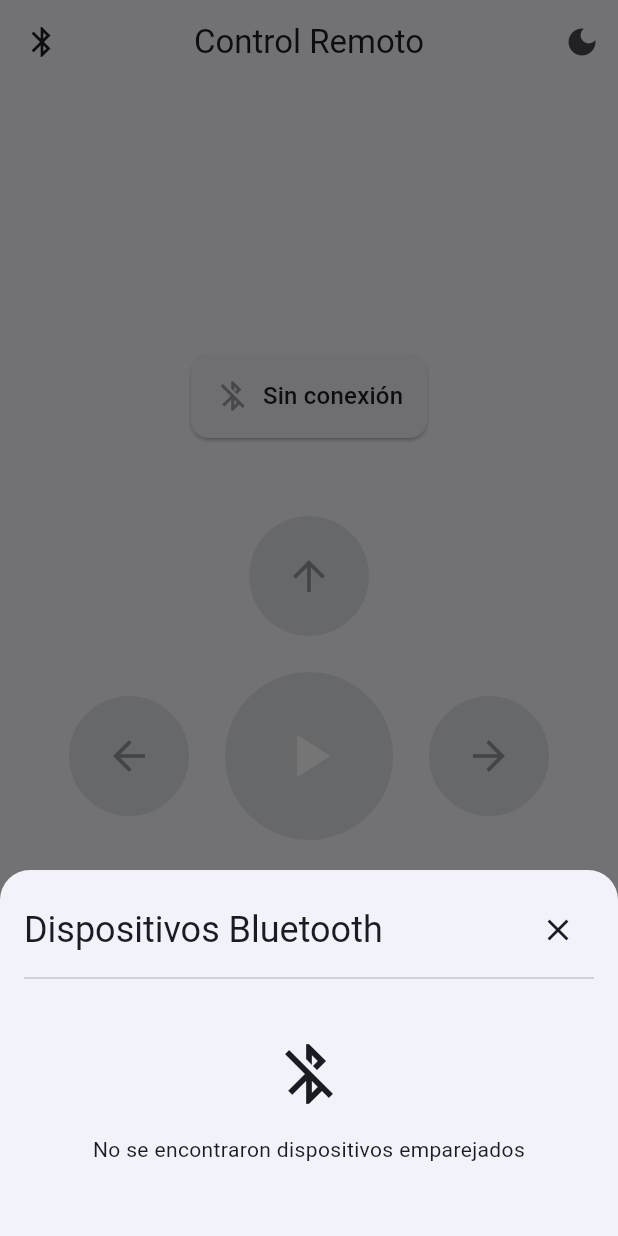
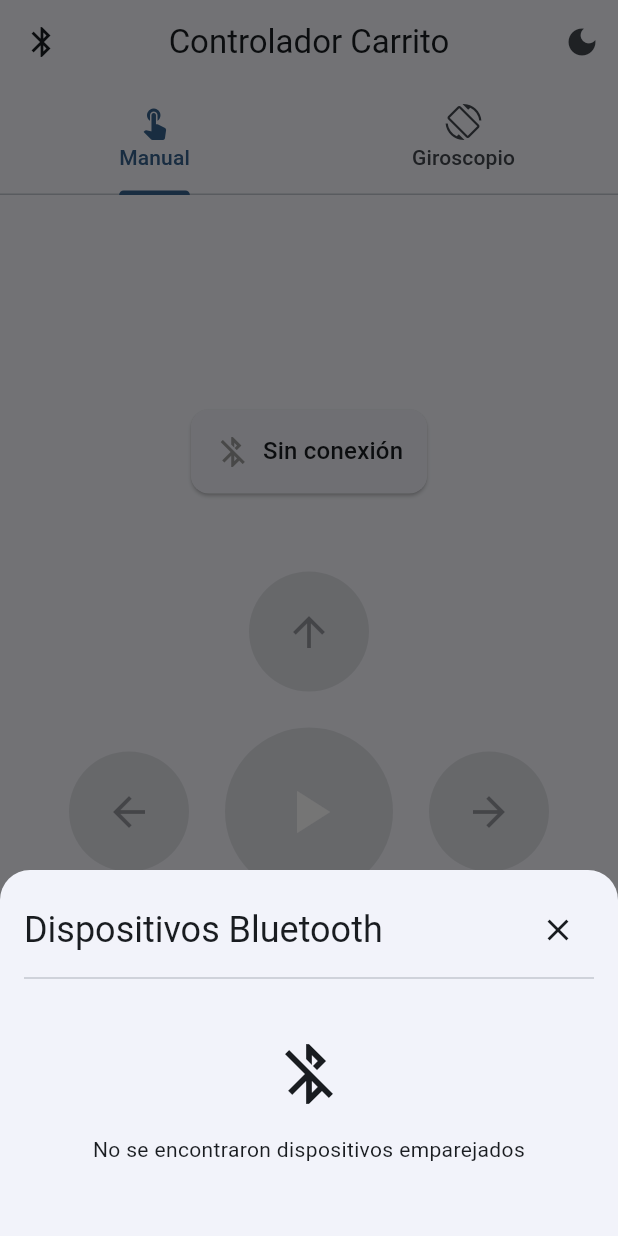
Before and after one commit to SalatielMG/Mobile-Car, a Flutter app: the screen it shows after launch, after a tap on the "bluetooth" icon, on a phone screen of 412 x 824 dp. Run offline on Flutter 3.47's test engine with Material 3 defaults, Android fonts, the phone set to English and light mode, and no system bars; our stand-ins replace flutter_bluetooth_serial, permission_handler, sensors_plus.

Commit message:
refactor: giroscopic control

```diff
--- a/lib/providers/app_provider.dart
+++ b/lib/providers/app_provider.dart
@@ -1,4 +1,8 @@
+import 'dart:async';
+import 'dart:io';
 import 'package:flutter/material.dart';
+import 'package:sensors_plus/sensors_plus.dart';
+import 'package:permission_handler/permission_handler.dart';
 import '../models/bluetooth_device_model.dart';
 import '../services/bluetooth_service.dart';
 
@@ -19,6 +23,27 @@ class AppProvider extends ChangeNotifier {
 
   bool get isConnected => _connectedDevice != null;
 
+  // Estado del Giroscopio
+  StreamSubscription<AccelerometerEvent>? _accelerometerSubscription;
+  bool _isGyroscopeActive = false;
+  bool get isGyroscopeActive => _isGyroscopeActive;
+  String _lastGyroCommand = 'C';
+
+  // Valores del acelerómetro para visualización
+  double _x = 0, _y = 0;
+  double get x => _x;
+  double get y => _y;
+
+  // Sensibilidad del giroscopio (Umbral)
+  double _gyroscopeThreshold = 2.0;
+  double get gyroscopeThreshold => _gyroscopeThreshold;
+
+  /// Establece el umbral de sensibilidad del giroscopio
+  void setGyroscopeThreshold(double value) {
+    _gyroscopeThreshold = value;
+    notifyListeners();
+  }
+
   /// Alterna entre tema claro y oscuro
   void toggleTheme() {
     _themeMode =
@@ -30,6 +55,81 @@ class AppProvider extends ChangeNotifier {
   Future<bool> checkAndRequestPermissions() async {
     return await _bluetoothService.requestPermissions();
   }
+
+  /// Verifica permisos de sensores (Giroscopio)
+  Future<bool> checkGyroscopePermissions() async {
+    if (Platform.isAndroid) {
+      // En Android, el acelerómetro/giroscopio estándar no requiere permisos de tiempo de ejecución.
+      // Permission.sensors solicita BODY_SENSORS (ritmo cardíaco, etc.), lo cual no necesitamos.
+      return true;
+    }
+
+    // En iOS sí se requiere permiso (Motion Usage)
+    var status = await Permission.sensors.status;
+    if (!status.isGranted) {
+      status = await Permission.sensors.request();
+    }
+    return status.isGranted;
+  }
+
+  /// Activa/Desactiva el control por giroscopio
+  void setGyroscopeActive(bool active) {
+    if (_isGyroscopeActive == active) return;
+
+    _isGyroscopeActive = active;
+    if (active) {
+      _startGyroscope();
+    } else {
+      _stopGyroscope();
+    }
+    notifyListeners();
+  }
+
+  void _startGyroscope() {
+    _accelerometerSubscription = accelerometerEventStream().listen((event) {
+      _x = event.x;
+      _y = event.y;
+      notifyListeners(); // Para actualizar UI del giroscopio
+
+      if (!_isRunning || !isConnected) return;
+      _processAccelerometerData(event);
+    });
+  }
+
+  void _stopGyroscope() {
+    _accelerometerSubscription?.cancel();
+    _accelerometerSubscription = null;
+    if (_isRunning && isConnected) {
+      // sendNavigationCommand('S');
+    }
+  }
+
+  void _processAccelerometerData(AccelerometerEvent event) {
+    // Lógica simple de inclinación
+    // Ajustar umbrales según sea necesario
+    String newCommand = 'C';
+
+    // Umbral de sensibilidad dinámico
+    final double threshold = _gyroscopeThreshold;
+
+    if (event.y < -threshold) {
+      newCommand = 'F'; // Inclinado hacia adelante (top down)
+    } else if (event.y > threshold) {
+      newCommand = 'B'; // Inclinado hacia atrás (top up)
+    } else if (event.x > threshold) {
+      newCommand = 'L'; // Inclinado a la izquierda
+    } else if (event.x < -threshold) {
+      newCommand = 'R'; // Inclinado a la derecha
+    }
+
+    if (newCommand != _lastGyroCommand) {
+      _lastGyroCommand = newCommand;
+      if (_lastGyroCommand != 'C')
+        sendNavigationCommand(newCommand);
+    }
+  }
+
+  /// Verifica si el Bluetooth está habilitado
 
   /// Verifica si el Bluetooth está habilitado
   Future<bool> isBluetoothEnabled() async {
--- a/lib/screens/home_screen.dart
+++ b/lib/screens/home_screen.dart
@@ -3,6 +3,7 @@ import 'package:provider/provider.dart';
 import '../providers/app_provider.dart';
 import '../widgets/bluetooth_devices_modal.dart';
 import '../widgets/navigation_controls.dart';
+import '../widgets/gyroscope_controls.dart';
 
 /// Pantalla principal de la aplicación
 class HomeScreen extends StatelessWidget {
@@ -10,9 +11,11 @@ class HomeScreen extends StatelessWidget {
 
   @override
   Widget build(BuildContext context) {
-    return Scaffold(
+    return DefaultTabController(
+      length: 2,
+      child: Scaffold(
         appBar: AppBar(
-        title: const Text('Control Remoto'),
+          title: const Text('Controlador Carrito'),
           centerTitle: true,
           leading: Consumer<AppProvider>(
             builder: (context, provider, _) {
@@ -39,13 +42,62 @@ class HomeScreen extends StatelessWidget {
               },
             ),
           ],
+          bottom: const TabBar(
+            tabs: [
+              Tab(text: 'Manual', icon: Icon(Icons.touch_app)),
+              Tab(text: 'Giroscopio', icon: Icon(Icons.screen_rotation)),
+            ],
           ),
-      body: Center(
+        ),
+        body: TabBarView(
+          children: [
+            // Tab Manual
+            Center(
               child: Column(
                 mainAxisAlignment: MainAxisAlignment.center,
                 children: [
-            // Estado de conexión
-            Consumer<AppProvider>(
+                  const _ConnectionStatus(),
+                  const SizedBox(height: 32),
+                  const NavigationControls(),
+                ],
+              ),
+            ),
+            // Tab Giroscopio
+            Center(
+              child: Column(
+                mainAxisAlignment: MainAxisAlignment.center,
+                children: [
+                  const _ConnectionStatus(),
+                  const SizedBox(height: 32),
+                  const GyroscopeControls(),
+                ],
+              ),
+            ),
+          ],
+        ),
+      ),
+    );
+  }
+
+  /// Muestra el modal de dispositivos Bluetooth
+  void _showBluetoothDevices(BuildContext context) {
+    showModalBottomSheet(
+      context: context,
+      isScrollControlled: true,
+      shape: const RoundedRectangleBorder(
+        borderRadius: BorderRadius.vertical(top: Radius.circular(20)),
+      ),
+      builder: (context) => const BluetoothDevicesModal(),
+    );
+  }
+}
+
+class _ConnectionStatus extends StatelessWidget {
+  const _ConnectionStatus();
+
+  @override
+  Widget build(BuildContext context) {
+    return Consumer<AppProvider>(
       builder: (context, provider, _) {
         return Padding(
           padding: const EdgeInsets.all(16.0),
@@ -95,25 +147,6 @@ class HomeScreen extends StatelessWidget {
           ),
         );
       },
-            ),
-            const SizedBox(height: 32),
-            // Controles de navegación
-            const NavigationControls(),
-          ],
-        ),
-      ),
-    );
-  }
-
-  /// Muestra el modal de dispositivos Bluetooth
-  void _showBluetoothDevices(BuildContext context) {
-    showModalBottomSheet(
-      context: context,
-      isScrollControlled: true,
-      shape: const RoundedRectangleBorder(
-        borderRadius: BorderRadius.vertical(top: Radius.circular(20)),
-      ),
-      builder: (context) => const BluetoothDevicesModal(),
     );
   }
 }
--- a/pubspec.yaml
+++ b/pubspec.yaml
@@ -16,7 +16,7 @@ publish_to: 'none' # Remove this line if you wish to publish to pub.dev
 # https://developer.apple.com/library/archive/documentation/General/Reference/InfoPlistKeyReference/Articles/CoreFoundationKeys.html
 # In Windows, build-name is used as the major, minor, and patch parts
 # of the product and file versions while build-number is used as the build suffix.
-version: 1.0.0+1
+version: 2.0.0+1
 
 environment:
   sdk: ^3.7.2
@@ -43,6 +43,9 @@ dependencies:
 
   # Permissions
   permission_handler: ^11.3.1
+
+  # Sensors
+  sensors_plus: ^6.1.0
 
 dev_dependencies:
   flutter_test:
```
Also changed, not shown: lib/widgets/gyroscope_controls.dart (added, +216 -0 lines), pubspec.lock, 4 other files. Lines whose indentation alone changed are shown as unchanged.
